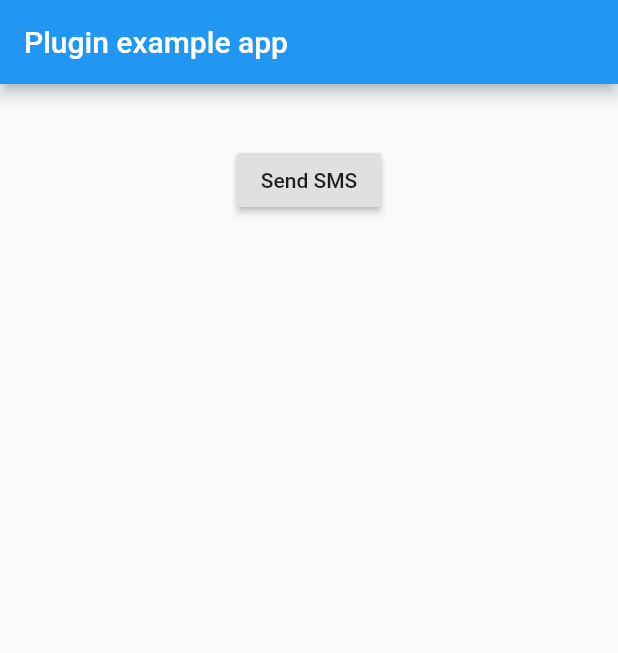
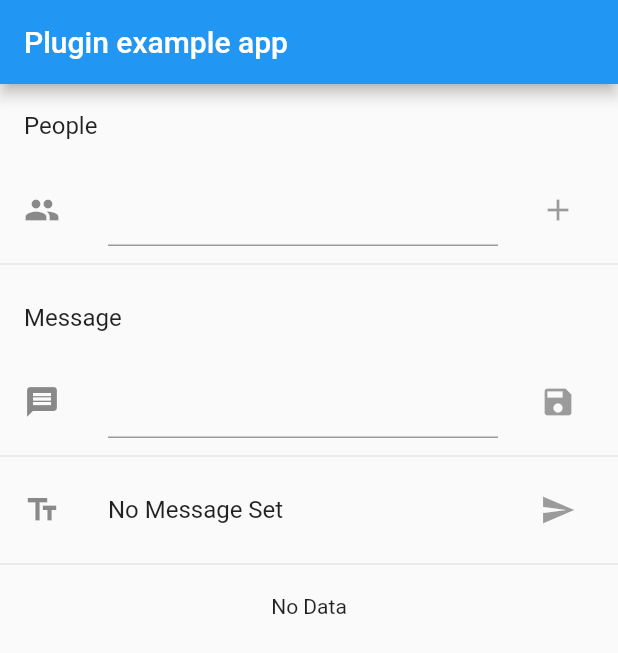
Before and after one commit to fluttercommunity/flutter_sms, a Flutter app: the screen it shows after launch, on a phone screen of 412 x 824 dp. Shown: the top 653 px of the screen. Run offline on Flutter 3.47's test engine with Material 2 defaults, Android fonts, the light colour scheme and no system bars.

Commit message:
SMS ios working (no arguments)

```diff
--- a/example/lib/main.dart
+++ b/example/lib/main.dart
@@ -12,6 +12,7 @@ class MyApp extends StatefulWidget {
 }
 
 class _MyAppState extends State<MyApp> {
+  TextEditingController _controllerPeople, _controllerMessage;
   @override
   void initState() {
     super.initState();
@@ -19,16 +20,55 @@ class _MyAppState extends State<MyApp> {
   }
 
   Future<void> initPlatformState() async {
-    //Init Data
+    _controllerPeople = TextEditingController();
+    _controllerMessage = TextEditingController();
   }
 
-  void _sendSMS(String message, List<String> recipents) {
-    String _log = "SMS: $message";
-    for (var person in recipents) _log += "\n=> $person";
-    setState(() => _message = "$_log");
+  void _sendSMS(String message, List<String> recipents) async {
+    String _result =
+        await FlutterSms.sendSMS(message: message, recipients: recipents);
+    setState(() => _message = _result);
   }
 
-  String _message = "";
+  Widget _phoneTile(String name) {
+    return Padding(
+      padding: const EdgeInsets.all(3.0),
+      child: Container(
+          decoration: BoxDecoration(
+              border: Border(
+            bottom: BorderSide(color: Colors.grey[300]),
+            top: BorderSide(color: Colors.grey[300]),
+            left: BorderSide(color: Colors.grey[300]),
+            right: BorderSide(color: Colors.grey[300]),
+          )),
+          child: Padding(
+            padding: EdgeInsets.all(4.0),
+            child: Column(
+              mainAxisAlignment: MainAxisAlignment.center,
+              crossAxisAlignment: CrossAxisAlignment.center,
+              mainAxisSize: MainAxisSize.min,
+              children: <Widget>[
+                IconButton(
+                  icon: Icon(Icons.close),
+                  onPressed: () => setState(() => people.remove(name)),
+
+                ),
+                Padding(
+                  padding: const EdgeInsets.all(0.0),
+                  child: Text(
+                    name,
+                    textScaleFactor: 1.0,
+                    style: TextStyle(fontSize: 12.0),
+                  ),
+                )
+              ],
+            ),
+          )),
+    );
+  }
+
+  String _message, body;
+  List<String> people = [];
 
   @override
   Widget build(BuildContext context) {
@@ -37,9 +77,78 @@ class _MyAppState extends State<MyApp> {
         appBar: new AppBar(
           title: const Text('Plugin example app'),
         ),
-        body: SingleChildScrollView(
-          child: Column(
+        body: ListView(
           children: <Widget>[
+            ListTile(title: Text('People')),
+            people == null || people.isEmpty
+                ? Container(
+                    height: 0.0,
+                  )
+                : Container(
+                    height: 90.0,
+                    child: Padding(
+                      padding: const EdgeInsets.all(3.0),
+                      child: ListView(
+                        scrollDirection: Axis.horizontal,
+                        children:
+                            List<Widget>.generate(people.length, (int index) {
+                          return _phoneTile(people[index]);
+                        }),
+                      ),
+                    ),
+                  ),
+            ListTile(
+              leading: Icon(Icons.people),
+              title: TextField(
+                controller: _controllerPeople,
+                onChanged: (String value) => setState(() {}),
+              ),
+              trailing: IconButton(
+                icon: Icon(Icons.add),
+                onPressed: _controllerPeople.text.isEmpty
+                    ? null
+                    : () => setState(() {
+                          people.add(_controllerPeople.text.toString());
+                          _controllerPeople.clear();
+                        }),
+              ),
+            ),
+            Divider(),
+            ListTile(title: Text('Message')),
+            ListTile(
+              leading: Icon(Icons.message),
+              title: TextField(
+                controller: _controllerMessage,
+                onChanged: (String value) => setState(() {}),
+              ),
+              trailing: IconButton(
+                icon: Icon(Icons.save),
+                onPressed: _controllerMessage.text.isEmpty
+                    ? null
+                    : () => setState(() {
+                          body = _controllerMessage.text.toString();
+                          _controllerMessage.clear();
+                        }),
+              ),
+            ),
+            Divider(),
+            ListTile(
+              leading: Icon(Icons.text_fields),
+              title: Text(body ?? "No Message Set"),
+              subtitle: people == null || people.isEmpty
+                  ? null
+                  : Text(people.toString()),
+              trailing: IconButton(
+                icon: Icon(Icons.send),
+                onPressed: (body == null || body.isEmpty) &&
+                        (people == null || people.isEmpty)
+                    ? null
+                    : () {
+                        _sendSMS(body, people);
+                      },
+              ),
+            ),
+            Divider(),
             Row(
               mainAxisAlignment: MainAxisAlignment.center,
               crossAxisAlignment: CrossAxisAlignment.center,
@@ -47,29 +156,15 @@ class _MyAppState extends State<MyApp> {
                 Padding(
                   padding: const EdgeInsets.all(12.0),
                   child: Text(
-                      _message ?? "No Message",
+                    _message ?? "No Data",
                     maxLines: null,
                   ),
-                  ),
-                ],
-              ),
-              Row(
-                mainAxisAlignment: MainAxisAlignment.center,
-                crossAxisAlignment: CrossAxisAlignment.center,
-                children: <Widget>[
-                  RaisedButton(
-                    child: Text('Send SMS'),
-                    onPressed: () {
-                      _sendSMS(
-                          "Test", ["5551231234", "5551581234", "5551301234"]);
-                    },
                 ),
               ],
             ),
           ],
         ),
       ),
-      ),
     );
   }
 }
--- a/lib/flutter_sms.dart
+++ b/lib/flutter_sms.dart
@@ -1,13 +1,27 @@
 import 'dart:async';
 
+import 'package:flutter/foundation.dart';
 import 'package:flutter/services.dart';
 
 class FlutterSms {
-  static const MethodChannel _channel =
-      const MethodChannel('flutter_sms');
+  static const MethodChannel _channel = const MethodChannel('flutter_sms');
 
   static Future<String> get platformVersion async {
     final String version = await _channel.invokeMethod('getPlatformVersion');
     return version;
   }
+
+  static Future<String> sendSMS({
+    @required String message,
+    @required List<String> recipients,
+  }) async {
+    var mapData = Map();
+    mapData["message"] = message;
+    mapData["recipients"] = recipients;
+    final String result = await _channel.invokeMethod('sendSMS', mapData);
+    String _log = "SMS Message: $message";
+    for (var person in recipients) _log += "\nSent: $person";
+    // final String result = _log;
+    return result;
+  }
 }
```
Also changed, not shown: 58 other files. Lines whose indentation alone changed are shown as unchanged.
